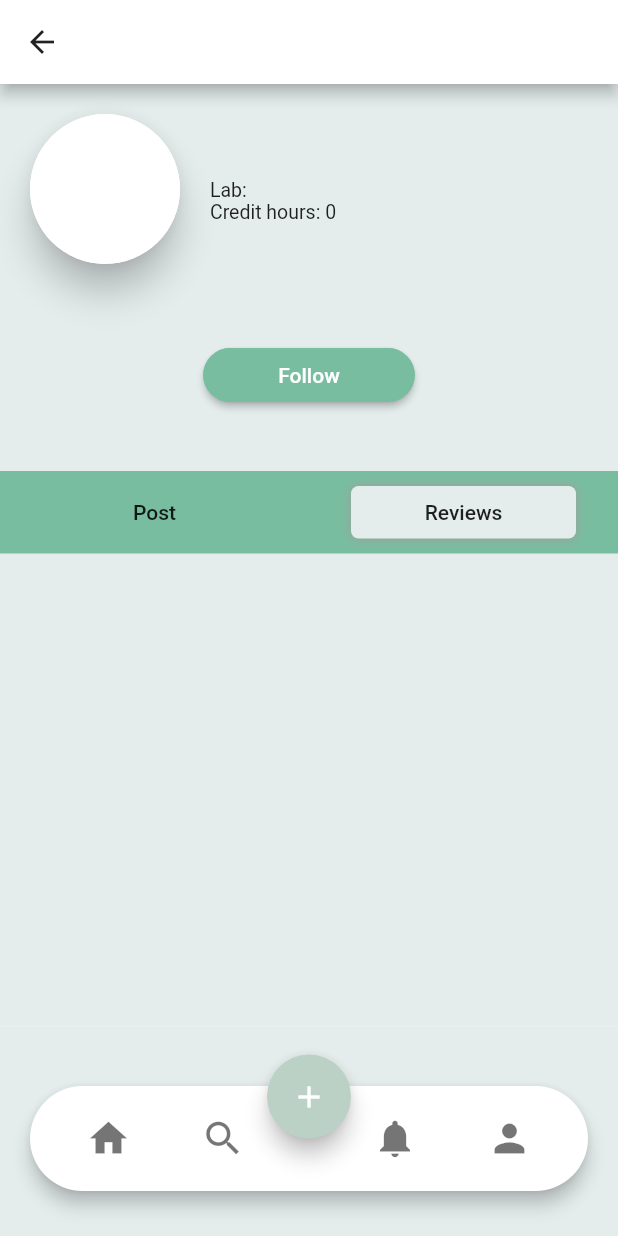
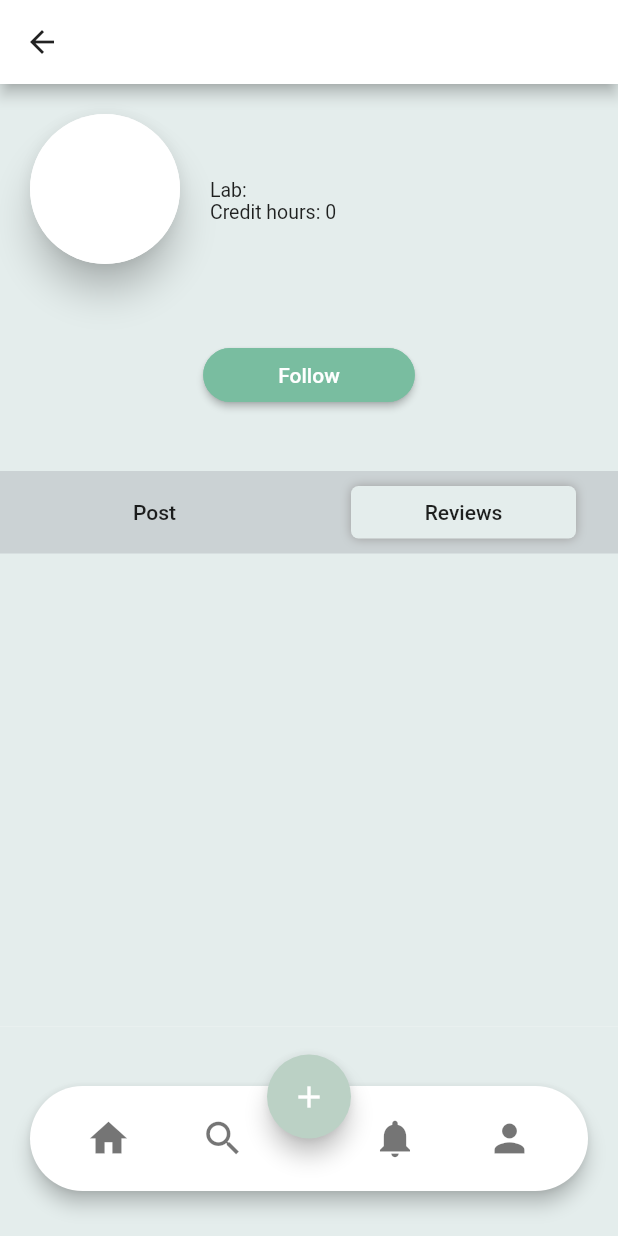
Before and after one commit to Sanchit-Rastogi/iConnect, a Flutter app: the CoursePage screen opened directly with empty values, on a phone screen of 412 x 824 dp. Run offline on Flutter 3.47's test engine with Material 2 defaults, Android fonts, the phone set to English and light mode, and no system bars; our stand-ins replace auto_size_text, cloud_firestore, firebase_storage, flutter_datetime_picker, image_picker, line_icons; accounts and stored records are empty.

Commit message:
style changes

```diff
--- a/lib/screens/ads_screen.dart
+++ b/lib/screens/ads_screen.dart
@@ -139,7 +139,8 @@ class _RequestAdPageState extends State<RequestAdPage> {
               height: 60.0,
               width: MediaQuery.of(context).size.width,
               decoration: BoxDecoration(
-                color: Colors.green[200],
+                color: Color(0xFF87B9A0),
+                borderRadius: BorderRadius.circular(7),
               ),
               child: FlatButton(
                 child: Row(
@@ -248,7 +249,7 @@ class _RequestAdPageState extends State<RequestAdPage> {
         ),
         child: Material(
           borderRadius: BorderRadius.circular(7.0),
-          color: Colors.green[200],
+          color: Color(0xFF87B9A0),
           elevation: 10.0,
           shadowColor: Colors.white70,
           child: MaterialButton(
--- a/lib/screens/course.dart
+++ b/lib/screens/course.dart
@@ -200,7 +200,7 @@ class _CoursePageState extends State<CoursePage> {
                         EdgeInsets.symmetric(vertical: 10.0, horizontal: 0),
                     decoration: BoxDecoration(
                       //border: Border.all(color: Colors.black, width: 1.0),
-                      color: Color(0xFF79bda0),
+                      color: Color(0xffCBD2D4),
                     ),
                     child: Row(
                       mainAxisAlignment: MainAxisAlignment.spaceAround,
@@ -218,7 +218,7 @@ class _CoursePageState extends State<CoursePage> {
                                   ]
                                 : null,
                             color:
-                                !isPost ? Color(0xFF79bda0) : Color(0xFFe4edec),
+                                !isPost ? Color(0xffCBD2D4) : Color(0xFFe4edec),
                             borderRadius:
                                 isPost ? BorderRadius.circular(5.0) : null,
                           ),
@@ -239,7 +239,7 @@ class _CoursePageState extends State<CoursePage> {
                           width: 150.0,
                           decoration: BoxDecoration(
                             color: !isReview
-                                ? Color(0xFF79bda0)
+                                ? Color(0xffCBD2D4)
                                 : Color(0xFFe4edec),
                             borderRadius:
                                 isReview ? BorderRadius.circular(5.0) : null,
```
